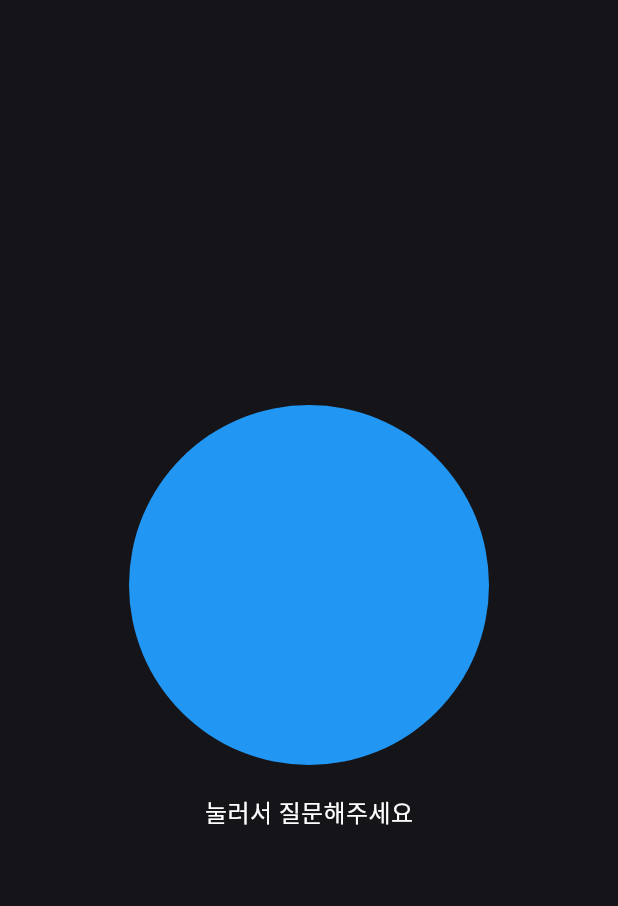
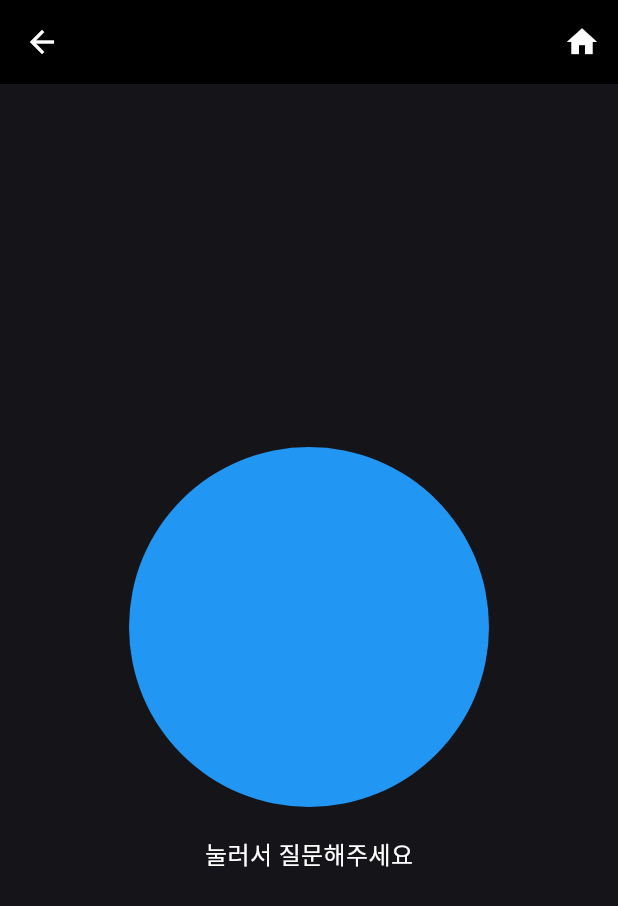
Before and after one commit to stdio-hs/aac_project_mk2, a Flutter app: the SttWidget screen opened directly, on a phone screen of 412 x 824 dp. Shown: the top 906 px of the screen. Run offline on Flutter 3.47's test engine with Material 3 defaults, Android fonts, the phone set to English and light mode, and no system bars; our stand-ins replace auto_size_text, lottie.

Commit message:
stt (UI) 제작 2

```diff
--- a/lib/ui/stt_widget.dart
+++ b/lib/ui/stt_widget.dart
@@ -1,6 +1,8 @@
 import 'package:flutter/material.dart';
 import 'package:lottie/lottie.dart';
 import 'ai_widget.dart'; // ai_widget 파일 import
+import 'aac_output_widget.dart'; // FinalOutputPage 파일 import
+import 'home_widget.dart'; // home_widget 파일 import
 
 class SttWidget extends StatefulWidget {
   @override
@@ -28,9 +30,37 @@ class _SttWidgetState extends State<SttWidget> {
     );
   }
 
+  void navigateToFinalOutputPage() {
+    Navigator.pushReplacement(
+      context,
+      MaterialPageRoute(builder: (context) => FinalOutputPage(selectedNodes: [])), // 전달할 selectedNodes 필요
+    );
+  }
+
+  void navigateToHome() {
+    Navigator.pushReplacement(
+      context,
+      MaterialPageRoute(builder: (context) => HomeWidget()),
+    );
+  }
+
   @override
   Widget build(BuildContext context) {
     return Scaffold(
+      appBar: AppBar(
+        backgroundColor: Colors.black,
+        elevation: 0,
+        leading: IconButton(
+          icon: Icon(Icons.arrow_back, color: Colors.white),
+          onPressed: navigateToFinalOutputPage,
+        ),
+        actions: [
+          IconButton(
+            icon: Icon(Icons.home, color: Colors.white),
+            onPressed: navigateToHome,
+          ),
+        ],
+      ),
       backgroundColor: Color(0xFF151519),
       body: Center(
         child: Column(
--- a/lib/ui/tree_view.dart
+++ b/lib/ui/tree_view.dart
@@ -2,7 +2,7 @@ import 'package:flutter/material.dart';
 import 'package:provider/provider.dart';
 import '../data_loader.dart';
 import 'common_widgets.dart';
-import 'tree_final.dart';
+import 'aac_output_widget.dart';
 
 /// TreeView 메인 화면
 class TreeView extends StatelessWidget {
```
Also changed, not shown: lib/ui/aac_output_widget.dart (renamed from lib/ui/tree_final.dart).
